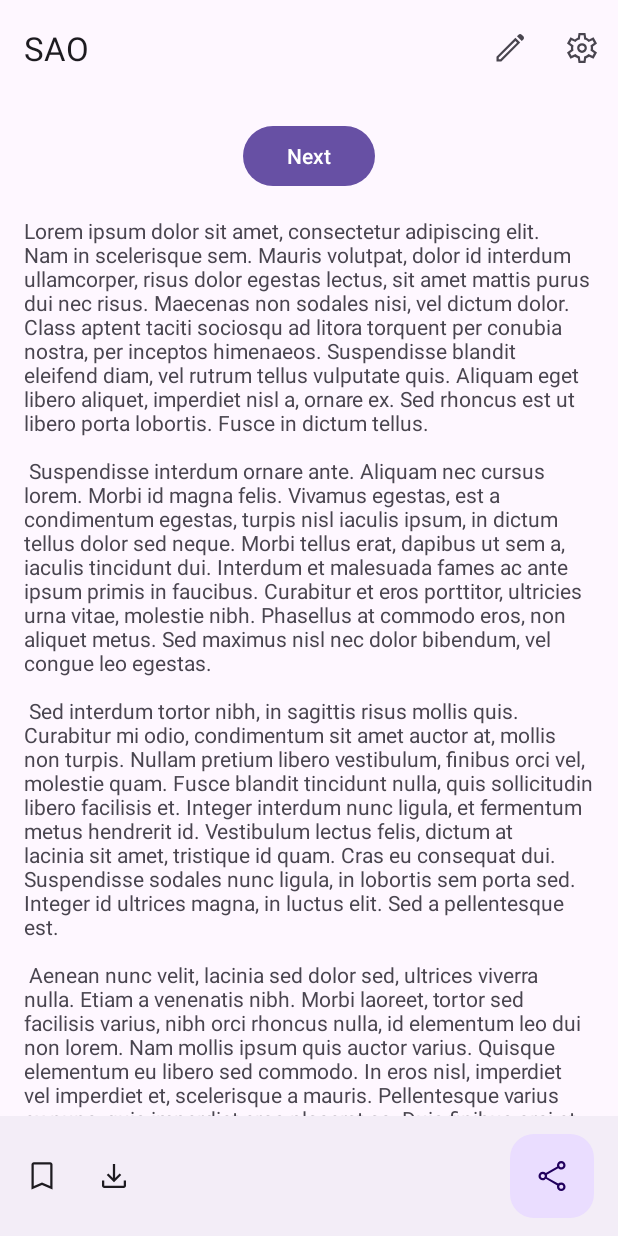
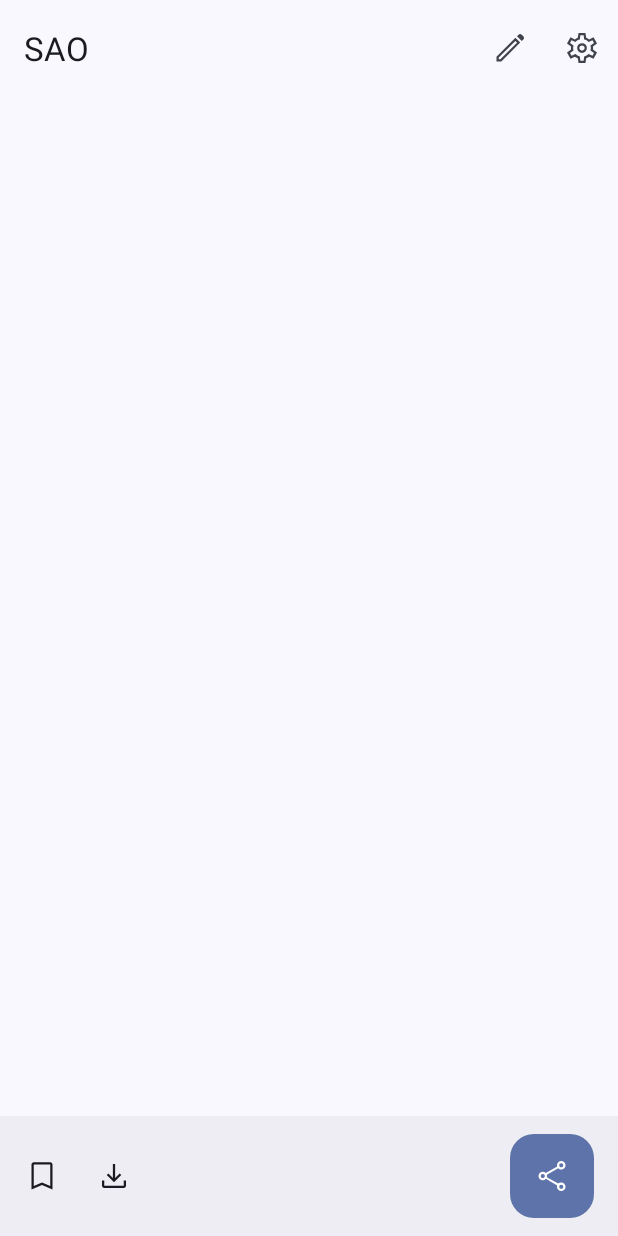
Before and after one commit to nijuyonkadesu/SAO, an Android app: the screen it shows after launch (MainActivity), on a phone screen of 412 x 824 dp. Run offline under Robolectric (Android 15) with nearby library versions, the phone set to English and light mode, and no system bars; our stand-ins replace Dagger/Hilt's generated code, navigation-ui.

Commit message:
dagger setup, remove unwanted ui + dynamic colors

```diff
--- a/app/src/main/AndroidManifest.xml
+++ b/app/src/main/AndroidManifest.xml
@@ -3,6 +3,7 @@
     xmlns:tools="http://schemas.android.com/tools">
 
     <application
+        android:name=".SaoApplication"
         android:allowBackup="true"
         android:dataExtractionRules="@xml/data_extraction_rules"
         android:fullBackupContent="@xml/backup_rules"
--- a/app/src/main/java/one/njk/sao/MainActivity.kt
+++ b/app/src/main/java/one/njk/sao/MainActivity.kt
@@ -6,8 +6,10 @@ import androidx.core.view.WindowCompat
 import androidx.navigation.NavController
 import androidx.navigation.fragment.NavHostFragment
 import androidx.navigation.ui.setupActionBarWithNavController
+import dagger.hilt.android.AndroidEntryPoint
 import one.njk.sao.databinding.ActivityMainBinding
 
+@AndroidEntryPoint
 class MainActivity : AppCompatActivity() {
 
     private lateinit var binding: ActivityMainBinding
--- /dev/null
+++ b/app/src/main/java/one/njk/sao/SaoApplication.kt
@@ -0,0 +1,13 @@
+package one.njk.sao
+
+import android.app.Application
+import com.google.android.material.color.DynamicColors
+import dagger.hilt.android.HiltAndroidApp
+
+@HiltAndroidApp
+class SaoApplication: Application() {
+    override fun onCreate() {
+        super.onCreate()
+        DynamicColors.applyToActivitiesIfAvailable(this)
+    }
+}
--- a/app/src/main/res/layout/fragment_carousel.xml
+++ b/app/src/main/res/layout/fragment_carousel.xml
@@ -15,27 +15,7 @@
             android:layout_width="match_parent"
             android:layout_height="match_parent"
             android:padding="16dp">
-
-            <Button
-                android:id="@+id/button_first"
-                android:layout_width="wrap_content"
-                android:layout_height="wrap_content"
-                android:text="@string/next"
-                app:layout_constraintBottom_toTopOf="@id/textview_first"
-                app:layout_constraintEnd_toEndOf="parent"
-                app:layout_constraintStart_toStartOf="parent"
-                app:layout_constraintTop_toTopOf="parent" />
-
-            <TextView
-                android:id="@+id/textview_first"
-                android:layout_width="wrap_content"
-                android:layout_height="wrap_content"
-                android:layout_marginTop="16dp"
-                android:text="@string/lorem_ipsum"
-                app:layout_constraintBottom_toBottomOf="parent"
-                app:layout_constraintEnd_toEndOf="parent"
-                app:layout_constraintStart_toStartOf="parent"
-                app:layout_constraintTop_toBottomOf="@id/button_first" />
+            <!-- TODO: add Carousel-->
         </androidx.constraintlayout.widget.ConstraintLayout>
     </androidx.core.widget.NestedScrollView>
 
```
